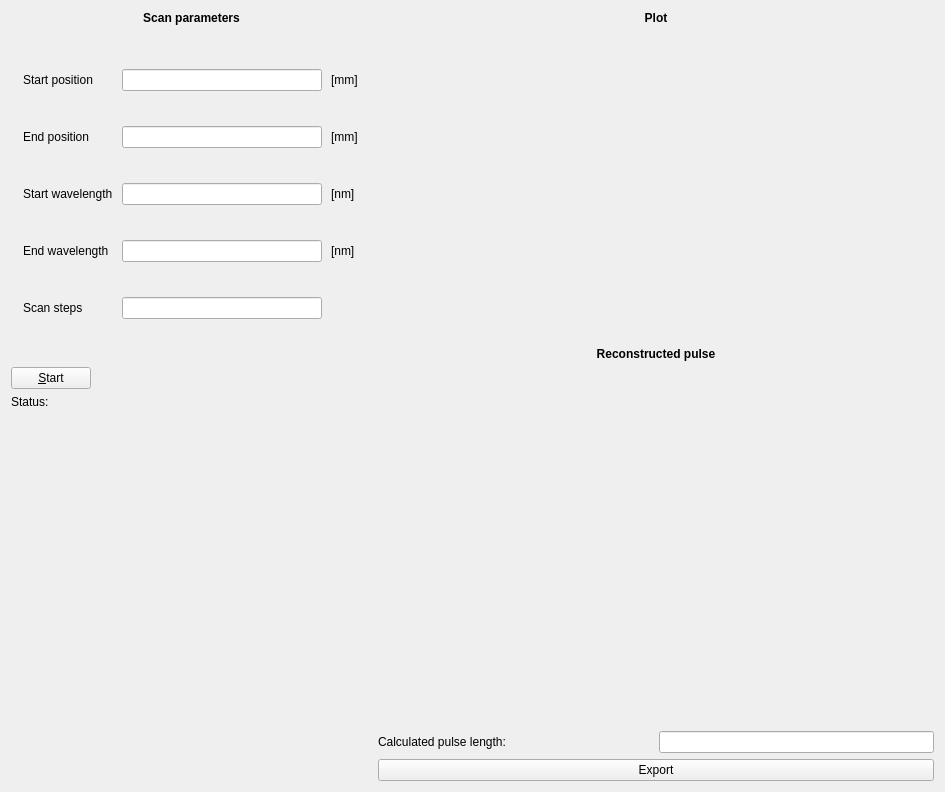
First picture: the form in las_dispersion_scan/ui/main.ui, repository slactjohnson/las-dispersion-scan, before the edit.
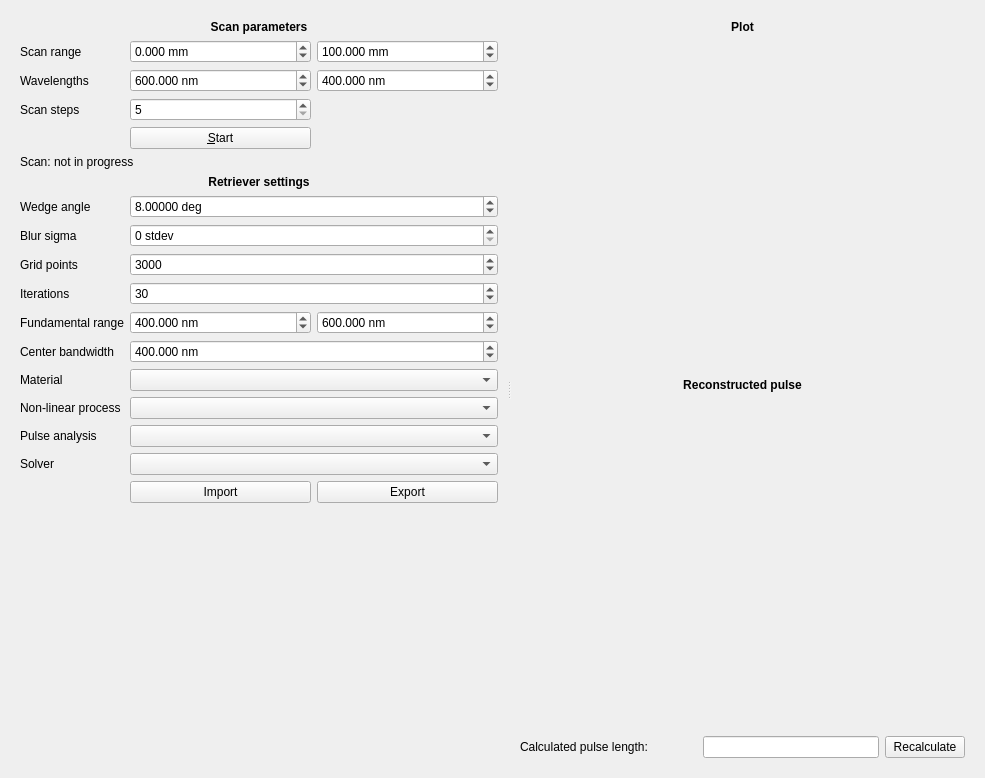
Second picture: the form after the edit. Custom widgets are drawn as their Qt base class.

Commit message: ENH: add materials, etc in gui

```diff
--- a/las_dispersion_scan/ui/main.ui
+++ b/las_dispersion_scan/ui/main.ui
@@ -6,16 +6,259 @@
    <rect>
     <x>0</x>
     <y>0</y>
-    <width>945</width>
-    <height>792</height>
+    <width>985</width>
+    <height>778</height>
    </rect>
   </property>
   <property name="windowTitle">
    <string>D-scan Diagnostic</string>
   </property>
-  <layout class="QGridLayout" name="gridLayout_2">
-   <item row="0" column="5" colspan="2">
-    <widget class="QLabel" name="plot_label">
+  <layout class="QHBoxLayout" name="horizontalLayout">
+   <item>
+    <widget class="QSplitter" name="splitter">
+     <property name="orientation">
+      <enum>Qt::Horizontal</enum>
+     </property>
+     <widget class="QFrame" name="retriever_param_frame">
+      <property name="maximumSize">
+       <size>
+        <width>500</width>
+        <height>16777215</height>
+       </size>
+      </property>
+      <layout class="QGridLayout" name="gridLayout_3">
+       <item row="2" column="0">
+        <widget class="QLabel" name="scan_wavelength_label">
+         <property name="sizePolicy">
+          <sizepolicy hsizetype="Maximum" vsizetype="Preferred">
+           <horstretch>0</horstretch>
+           <verstretch>0</verstretch>
+          </sizepolicy>
+         </property>
+         <property name="text">
+          <string>Wavelengths</string>
+         </property>
+         <property name="buddy">
+          <cstring>scan_wavelength_low_spinbox</cstring>
+         </property>
+        </widget>
+       </item>
+       <item row="12" column="0">
+        <widget class="QLabel" name="grid_points_label">
+         <property name="sizePolicy">
+          <sizepolicy hsizetype="Maximum" vsizetype="Preferred">
+           <horstretch>0</horstretch>
+           <verstretch>0</verstretch>
+          </sizepolicy>
+         </property>
+         <property name="toolTip">
+          <string>Number of grid points in frequency and time axes.
+</string>
+         </property>
+         <property name="text">
+          <string>Grid points</string>
+         </property>
+         <property name="buddy">
+          <cstring>num_grid_points_spinbox</cstring>
+         </property>
+        </widget>
+       </item>
+       <item row="1" column="2">
+        <widget class="QDoubleSpinBox" name="scan_end_spinbox">
+         <property name="suffix">
+          <string> mm</string>
+         </property>
+         <property name="decimals">
+          <number>3</number>
+         </property>
+         <property name="minimum">
+          <double>-10000000000.000000000000000</double>
+         </property>
+         <property name="maximum">
+          <double>10000000000.000000000000000</double>
+         </property>
+         <property name="value">
+          <double>100.000000000000000</double>
+         </property>
+        </widget>
+       </item>
+       <item row="2" column="1">
+        <widget class="QDoubleSpinBox" name="scan_wavelength_low_spinbox">
+         <property name="suffix">
+          <string> nm</string>
+         </property>
+         <property name="decimals">
+          <number>3</number>
+         </property>
+         <property name="minimum">
+          <double>0.000000000000000</double>
+         </property>
+         <property name="maximum">
+          <double>1000000.000000000000000</double>
+         </property>
+         <property name="value">
+          <double>600.000000000000000</double>
+         </property>
+        </widget>
+       </item>
+       <item row="2" column="2">
+        <widget class="QDoubleSpinBox" name="scan_wavelength_high_spinbox">
+         <property name="suffix">
+          <string> nm</string>
+         </property>
+         <property name="decimals">
+          <number>3</number>
+         </property>
+         <property name="minimum">
+          <double>0.000000000000000</double>
+         </property>
+         <property name="maximum">
+          <double>100000.000000000000000</double>
+         </property>
+         <property name="value">
+          <double>400.000000000000000</double>
+         </property>
+        </widget>
+       </item>
+       <item row="1" column="1">
+        <widget class="QDoubleSpinBox" name="scan_start_spinbox">
+         <property name="suffix">
+          <string> mm</string>
+         </property>
+         <property name="decimals">
+          <number>3</number>
+         </property>
+         <property name="minimum">
+          <double>-10000000000.000000000000000</double>
+         </property>
+         <property name="maximum">
+          <double>10000000000.000000000000000</double>
+         </property>
+         <property name="value">
+          <double>0.000000000000000</double>
+         </property>
+        </widget>
+       </item>
+       <item row="5" column="1">
+        <widget class="QPushButton" name="scan_button">
+         <property name="sizePolicy">
+          <sizepolicy hsizetype="Preferred" vsizetype="Maximum">
+           <horstretch>0</horstretch>
+           <verstretch>0</verstretch>
+          </sizepolicy>
+         </property>
+         <property name="text">
+          <string>&amp;Start</string>
+         </property>
+        </widget>
+       </item>
+       <item row="12" column="1" colspan="2">
+        <widget class="QSpinBox" name="num_grid_points_spinbox">
+         <property name="minimum">
+          <number>10</number>
+         </property>
+         <property name="maximum">
+          <number>100000</number>
+         </property>
+         <property name="value">
+          <number>3000</number>
+         </property>
+        </widget>
+       </item>
+       <item row="16" column="1" colspan="2">
+        <widget class="MaterialComboBox" name="material_combo"/>
+       </item>
+       <item row="15" column="0">
+        <widget class="QLabel" name="center_banwidth_label">
+         <property name="sizePolicy">
+          <sizepolicy hsizetype="Maximum" vsizetype="Preferred">
+           <horstretch>0</horstretch>
+           <verstretch>0</verstretch>
+          </sizepolicy>
+         </property>
+         <property name="toolTip">
+          <string>Bandwidth around center wavelength for frequency and time axes (nm)</string>
+         </property>
+         <property name="text">
+          <string>Center bandwidth</string>
+         </property>
+         <property name="buddy">
+          <cstring>freq_bandwidth_spinbox</cstring>
+         </property>
+        </widget>
+       </item>
+       <item row="20" column="1">
+        <widget class="QPushButton" name="import_button">
+         <property name="toolTip">
+          <string>Import data from previous scans</string>
+         </property>
+         <property name="text">
+          <string>Import</string>
+         </property>
+        </widget>
+       </item>
+       <item row="3" column="1">
+        <widget class="QSpinBox" name="scan_steps_spinbox">
+         <property name="minimum">
+          <number>5</number>
+         </property>
+         <property name="maximum">
+          <number>10000</number>
+         </property>
+        </widget>
+       </item>
+       <item row="10" column="0">
+        <widget class="QLabel" name="wedge_angle_label">
+         <property name="sizePolicy">
+          <sizepolicy hsizetype="Maximum" vsizetype="Preferred">
+           <horstretch>0</horstretch>
+           <verstretch>0</verstretch>
+          </sizepolicy>
+         </property>
+         <property name="toolTip">
+          <string>The wedge angle (for traditional d-scan, not grating)
+</string>
+         </property>
+         <property name="text">
+          <string>Wedge angle</string>
+         </property>
+         <property name="buddy">
+          <cstring>wedge_angle_spin</cstring>
+         </property>
+        </widget>
+       </item>
+       <item row="18" column="0">
+        <widget class="QLabel" name="pulse_analysis_label">
+         <property name="sizePolicy">
+          <sizepolicy hsizetype="Maximum" vsizetype="Preferred">
+           <horstretch>0</horstretch>
+           <verstretch>0</verstretch>
+          </sizepolicy>
+         </property>
+         <property name="toolTip">
+          <string>The pulse analysis method to use
+</string>
+         </property>
+         <property name="text">
+          <string>Pulse analysis</string>
+         </property>
+         <property name="buddy">
+          <cstring>pulse_analysis_combo</cstring>
+         </property>
+        </widget>
+       </item>
+       <item row="20" column="2">
+        <widget class="QPushButton" name="export_button">
+         <property name="toolTip">
+          <string>Export data to a file</string>
+         </property>
+         <property name="text">
+          <string>Export</string>
+         </property>
+        </widget>
+       </item>
+       <item row="9" column="0" colspan="3">
+        <widget class="QLabel" name="retriever_settings_label">
      <property name="sizePolicy">
       <sizepolicy hsizetype="Preferred" vsizetype="Maximum">
        <horstretch>0</horstretch>
@@ -29,14 +272,33 @@
       </font>
      </property>
      <property name="text">
-      <string>Plot</string>
+          <string>Retriever settings</string>
      </property>
      <property name="alignment">
       <set>Qt::AlignCenter</set>
      </property>
     </widget>
    </item>
-   <item row="4" column="0">
+       <item row="13" column="0">
+        <widget class="QLabel" name="iterations_label">
+         <property name="sizePolicy">
+          <sizepolicy hsizetype="Maximum" vsizetype="Preferred">
+           <horstretch>0</horstretch>
+           <verstretch>0</verstretch>
+          </sizepolicy>
+         </property>
+         <property name="toolTip">
+          <string>Maximum number of iterations for the retriever</string>
+         </property>
+         <property name="text">
+          <string>Iterations</string>
+         </property>
+         <property name="buddy">
+          <cstring>iterations_spinbox</cstring>
+         </property>
+        </widget>
+       </item>
+       <item row="7" column="0" colspan="3">
     <widget class="QLabel" name="scan_status_label">
      <property name="sizePolicy">
       <sizepolicy hsizetype="Preferred" vsizetype="Maximum">
@@ -45,11 +307,142 @@
       </sizepolicy>
      </property>
      <property name="text">
-      <string>Status:</string>
+          <string>Scan: not in progress</string>
      </property>
     </widget>
    </item>
-   <item row="0" column="0" colspan="2">
+       <item row="18" column="1" colspan="2">
+        <widget class="PulseAnalysisComboBox" name="pulse_analysis_combo"/>
+       </item>
+       <item row="19" column="1" colspan="2">
+        <widget class="SolverComboBox" name="solver_combo"/>
+       </item>
+       <item row="19" column="0">
+        <widget class="QLabel" name="solver_label">
+         <property name="sizePolicy">
+          <sizepolicy hsizetype="Maximum" vsizetype="Preferred">
+           <horstretch>0</horstretch>
+           <verstretch>0</verstretch>
+          </sizepolicy>
+         </property>
+         <property name="toolTip">
+          <string>The retriever solver to use. </string>
+         </property>
+         <property name="text">
+          <string>Solver</string>
+         </property>
+         <property name="buddy">
+          <cstring>solver_combo</cstring>
+         </property>
+        </widget>
+       </item>
+       <item row="14" column="2">
+        <widget class="QDoubleSpinBox" name="fundamental_high_spinbox">
+         <property name="suffix">
+          <string> nm</string>
+         </property>
+         <property name="decimals">
+          <number>3</number>
+         </property>
+         <property name="minimum">
+          <double>0.000000000000000</double>
+         </property>
+         <property name="maximum">
+          <double>1000000.000000000000000</double>
+         </property>
+         <property name="value">
+          <double>600.000000000000000</double>
+         </property>
+        </widget>
+       </item>
+       <item row="17" column="1" colspan="2">
+        <widget class="NonlinearComboBox" name="nonlinear_combo"/>
+       </item>
+       <item row="14" column="1">
+        <widget class="QDoubleSpinBox" name="fundamental_low_spinbox">
+         <property name="suffix">
+          <string> nm</string>
+         </property>
+         <property name="decimals">
+          <number>3</number>
+         </property>
+         <property name="minimum">
+          <double>0.000000000000000</double>
+         </property>
+         <property name="maximum">
+          <double>100000.000000000000000</double>
+         </property>
+         <property name="value">
+          <double>400.000000000000000</double>
+         </property>
+        </widget>
+       </item>
+       <item row="15" column="1" colspan="2">
+        <widget class="QDoubleSpinBox" name="freq_bandwidth_spinbox">
+         <property name="suffix">
+          <string> nm</string>
+         </property>
+         <property name="decimals">
+          <number>3</number>
+         </property>
+         <property name="minimum">
+          <double>0.000000000000000</double>
+         </property>
+         <property name="maximum">
+          <double>100000.000000000000000</double>
+         </property>
+         <property name="value">
+          <double>400.000000000000000</double>
+         </property>
+        </widget>
+       </item>
+       <item row="11" column="0">
+        <widget class="QLabel" name="blur_sigma_label">
+         <property name="sizePolicy">
+          <sizepolicy hsizetype="Maximum" vsizetype="Preferred">
+           <horstretch>0</horstretch>
+           <verstretch>0</verstretch>
+          </sizepolicy>
+         </property>
+         <property name="toolTip">
+          <string>Strength of Gaussian blur applied to raw data (standard deviations).
+</string>
+         </property>
+         <property name="text">
+          <string>Blur sigma</string>
+         </property>
+         <property name="buddy">
+          <cstring>blur_sigma_spinbox</cstring>
+         </property>
+        </widget>
+       </item>
+       <item row="11" column="1" colspan="2">
+        <widget class="QSpinBox" name="blur_sigma_spinbox">
+         <property name="suffix">
+          <string> stdev</string>
+         </property>
+        </widget>
+       </item>
+       <item row="14" column="0">
+        <widget class="QLabel" name="fundamental_range_label">
+         <property name="sizePolicy">
+          <sizepolicy hsizetype="Maximum" vsizetype="Preferred">
+           <horstretch>0</horstretch>
+           <verstretch>0</verstretch>
+          </sizepolicy>
+         </property>
+         <property name="toolTip">
+          <string>Fundamental spectrum window</string>
+         </property>
+         <property name="text">
+          <string>Fundamental range</string>
+         </property>
+         <property name="buddy">
+          <cstring>fundamental_low_spinbox</cstring>
+         </property>
+        </widget>
+       </item>
+       <item row="0" column="0" colspan="3">
     <widget class="QLabel" name="params_label">
      <property name="sizePolicy">
       <sizepolicy hsizetype="Preferred" vsizetype="Maximum">
@@ -71,15 +464,151 @@
      </property>
     </widget>
    </item>
-   <item row="9" column="5">
-    <widget class="QLabel" name="units_label_6">
+       <item row="3" column="0">
+        <widget class="QLabel" name="scan_steps_label">
+         <property name="sizePolicy">
+          <sizepolicy hsizetype="Maximum" vsizetype="Preferred">
+           <horstretch>0</horstretch>
+           <verstretch>0</verstretch>
+          </sizepolicy>
+         </property>
      <property name="text">
-      <string>Calculated pulse length:</string>
-     </property>
-    </widget>
-   </item>
-   <item row="1" column="5" colspan="2">
-    <widget class="QWidget" name="dscan_plot" native="true">
+          <string>Scan steps</string>
+         </property>
+         <property name="buddy">
+          <cstring>scan_steps_spinbox</cstring>
+         </property>
+        </widget>
+       </item>
+       <item row="17" column="0">
+        <widget class="QLabel" name="nonlinear_process_label">
+         <property name="sizePolicy">
+          <sizepolicy hsizetype="Maximum" vsizetype="Preferred">
+           <horstretch>0</horstretch>
+           <verstretch>0</verstretch>
+          </sizepolicy>
+         </property>
+         <property name="toolTip">
+          <string>The non-linear process to use
+</string>
+         </property>
+         <property name="text">
+          <string>Non-linear process</string>
+         </property>
+         <property name="buddy">
+          <cstring>nonlinear_combo</cstring>
+         </property>
+        </widget>
+       </item>
+       <item row="10" column="1" colspan="2">
+        <widget class="QDoubleSpinBox" name="wedge_angle_spin">
+         <property name="suffix">
+          <string> deg</string>
+         </property>
+         <property name="decimals">
+          <number>5</number>
+         </property>
+         <property name="minimum">
+          <double>-360.000000000000000</double>
+         </property>
+         <property name="maximum">
+          <double>360.000000000000000</double>
+         </property>
+         <property name="value">
+          <double>8.000000000000000</double>
+         </property>
+        </widget>
+       </item>
+       <item row="16" column="0">
+        <widget class="QLabel" name="material_label">
+         <property name="sizePolicy">
+          <sizepolicy hsizetype="Maximum" vsizetype="Preferred">
+           <horstretch>0</horstretch>
+           <verstretch>0</verstretch>
+          </sizepolicy>
+         </property>
+         <property name="toolTip">
+          <string>The material used in the d-scan.
+</string>
+         </property>
+         <property name="text">
+          <string>Material</string>
+         </property>
+         <property name="buddy">
+          <cstring>material_combo</cstring>
+         </property>
+        </widget>
+       </item>
+       <item row="1" column="0">
+        <widget class="QLabel" name="start_pos_label">
+         <property name="sizePolicy">
+          <sizepolicy hsizetype="Maximum" vsizetype="Preferred">
+           <horstretch>0</horstretch>
+           <verstretch>0</verstretch>
+          </sizepolicy>
+         </property>
+         <property name="text">
+          <string>Scan range</string>
+         </property>
+         <property name="buddy">
+          <cstring>scan_start_spinbox</cstring>
+         </property>
+        </widget>
+       </item>
+       <item row="13" column="1" colspan="2">
+        <widget class="QSpinBox" name="iterations_spinbox">
+         <property name="minimum">
+          <number>1</number>
+         </property>
+         <property name="maximum">
+          <number>10000</number>
+         </property>
+         <property name="value">
+          <number>30</number>
+         </property>
+        </widget>
+       </item>
+       <item row="21" column="1">
+        <spacer name="verticalSpacer">
+         <property name="orientation">
+          <enum>Qt::Vertical</enum>
+         </property>
+         <property name="sizeHint" stdset="0">
+          <size>
+           <width>20</width>
+           <height>40</height>
+          </size>
+         </property>
+        </spacer>
+       </item>
+      </layout>
+     </widget>
+     <widget class="QFrame" name="">
+      <layout class="QVBoxLayout" name="verticalLayout">
+       <item>
+        <widget class="QLabel" name="plot_label">
+         <property name="sizePolicy">
+          <sizepolicy hsizetype="Preferred" vsizetype="Maximum">
+           <horstretch>0</horstretch>
+           <verstretch>0</verstretch>
+          </sizepolicy>
+         </property>
+         <property name="font">
+          <font>
+           <weight>75</weight>
+           <bold>true</bold>
+          </font>
+         </property>
+         <property name="text">
+          <string>Plot</string>
+         </property>
+         <property name="alignment">
+          <set>Qt::AlignCenter</set>
+         </property>
+        </widget>
+       </item>
+       <item>
+        <widget class="PlotWidget" name="dscan_plot" native="true">
      <property name="sizePolicy">
       <sizepolicy hsizetype="MinimumExpanding" vsizetype="MinimumExpanding">
        <horstretch>0</horstretch>
@@ -88,14 +617,7 @@
      </property>
     </widget>
    </item>
-   <item row="10" column="5" colspan="2">
-    <widget class="QPushButton" name="export_button">
-     <property name="text">
-      <string>Export</string>
-     </property>
-    </widget>
-   </item>
-   <item row="2" column="5" colspan="2">
+       <item>
     <widget class="QLabel" name="reconstruct_label">
      <property name="sizePolicy">
       <sizepolicy hsizetype="Preferred" vsizetype="Fixed">
@@ -117,8 +639,27 @@
      </property>
     </widget>
    </item>
-   <item row="9" column="6">
-    <widget class="QLineEdit" name="pulse_length_line">
+       <item>
+        <widget class="PlotWidget" name="reconstructed_plot" native="true">
+         <property name="sizePolicy">
+          <sizepolicy hsizetype="Preferred" vsizetype="MinimumExpanding">
+           <horstretch>0</horstretch>
+           <verstretch>0</verstretch>
+          </sizepolicy>
+         </property>
+        </widget>
+       </item>
+       <item>
+        <layout class="QHBoxLayout" name="horizontalLayout_3">
+         <item>
+          <widget class="QLabel" name="calculated_pulse_length_label_2">
+           <property name="text">
+            <string>Calculated pulse length:</string>
+           </property>
+          </widget>
+         </item>
+         <item>
+          <widget class="QLineEdit" name="pulse_length_lineedit_2">
      <property name="sizePolicy">
       <sizepolicy hsizetype="Preferred" vsizetype="Fixed">
        <horstretch>0</horstretch>
@@ -130,216 +671,79 @@
      </property>
     </widget>
    </item>
-   <item row="5" column="5" colspan="2">
-    <widget class="QWidget" name="reconstructed_plot" native="true">
+         <item>
+          <widget class="QPushButton" name="update_button_2">
      <property name="sizePolicy">
-      <sizepolicy hsizetype="Preferred" vsizetype="MinimumExpanding">
+            <sizepolicy hsizetype="Maximum" vsizetype="Fixed">
        <horstretch>0</horstretch>
        <verstretch>0</verstretch>
       </sizepolicy>
      </property>
-    </widget>
-   </item>
-   <item row="1" column="0" rowspan="2" colspan="2">
-    <widget class="QFrame" name="scan_param_frame">
-     <property name="maximumSize">
-      <size>
-       <width>500</width>
-       <height>16777215</height>
-      </size>
-     </property>
-     <layout class="QGridLayout" name="gridLayout">
-      <item row="0" column="0">
-       <widget class="QLabel" name="label_2">
-        <property name="sizePolicy">
-         <sizepolicy hsizetype="Maximum" vsizetype="Preferred">
-          <horstretch>0</horstretch>
-          <verstretch>0</verstretch>
-         </sizepolicy>
-        </property>
+           <property name="toolTip">
+            <string>Recalculate using the current retriever settings</string>
+           </property>
         <property name="text">
-         <string>Start position</string>
+            <string>Recalculate</string>
         </property>
        </widget>
       </item>
-      <item row="0" column="1">
-       <widget class="QLineEdit" name="start_position_lineedit">
-        <property name="sizePolicy">
-         <sizepolicy hsizetype="Preferred" vsizetype="Fixed">
-          <horstretch>0</horstretch>
-          <verstretch>0</verstretch>
-         </sizepolicy>
-        </property>
-       </widget>
-      </item>
-      <item row="0" column="2">
-       <widget class="QLabel" name="units_label">
-        <property name="sizePolicy">
-         <sizepolicy hsizetype="Maximum" vsizetype="Preferred">
-          <horstretch>0</horstretch>
-          <verstretch>0</verstretch>
-         </sizepolicy>
-        </property>
-        <property name="text">
-         <string>[mm]</string>
-        </property>
-       </widget>
-      </item>
-      <item row="1" column="0">
-       <widget class="QLabel" name="label_3">
-        <property name="sizePolicy">
-         <sizepolicy hsizetype="Maximum" vsizetype="Preferred">
-          <horstretch>0</horstretch>
-          <verstretch>0</verstretch>
-         </sizepolicy>
-        </property>
-        <property name="text">
-         <string>End position</string>
-        </property>
-       </widget>
-      </item>
-      <item row="1" column="1">
-       <widget class="QLineEdit" name="end_position_lineedit">
-        <property name="sizePolicy">
-         <sizepolicy hsizetype="Preferred" vsizetype="Fixed">
-          <horstretch>0</horstretch>
-          <verstretch>0</verstretch>
-         </sizepolicy>
-        </property>
-       </widget>
-      </item>
-      <item row="1" column="2">
-       <widget class="QLabel" name="units_label_2">
-        <property name="sizePolicy">
-         <sizepolicy hsizetype="Maximum" vsizetype="Preferred">
-          <horstretch>0</horstretch>
-          <verstretch>0</verstretch>
-         </sizepolicy>
-        </property>
-        <property name="text">
-         <string>[mm]</string>
-        </property>
-       </widget>
-      </item>
-      <item row="2" column="0">
-       <widget class="QLabel" name="label_4">
-        <property name="sizePolicy">
-         <sizepolicy hsizetype="Maximum" vsizetype="Preferred">
-          <horstretch>0</horstretch>
-          <verstretch>0</verstretch>
-         </sizepolicy>
-        </property>
-        <property name="text">
-         <string>Start wavelength</string>
-        </property>
-       </widget>
-      </item>
-      <item row="2" column="1">
-       <widget class="QLineEdit" name="start_wavelength_lineedit">
-        <property name="sizePolicy">
-         <sizepolicy hsizetype="Preferred" vsizetype="Fixed">
-          <horstretch>0</horstretch>
-          <verstretch>0</verstretch>
-         </sizepolicy>
-        </property>
-       </widget>
-      </item>
-      <item row="2" column="2">
-       <widget class="QLabel" name="wavelength_units_label">
-        <property name="sizePolicy">
-         <sizepolicy hsizetype="Maximum" vsizetype="Preferred">
-          <horstretch>0</horstretch>
-          <verstretch>0</verstretch>
-         </sizepolicy>
-        </property>
-        <property name="text">
-         <string>[nm]</string>
-        </property>
-       </widget>
-      </item>
-      <item row="3" column="0">
-       <widget class="QLabel" name="label_5">
-        <property name="sizePolicy">
-         <sizepolicy hsizetype="Maximum" vsizetype="Preferred">
-          <horstretch>0</horstretch>
-          <verstretch>0</verstretch>
-         </sizepolicy>
-        </property>
-        <property name="text">
-         <string>End wavelength</string>
-        </property>
-       </widget>
-      </item>
-      <item row="3" column="1">
-       <widget class="QLineEdit" name="end_wavelength_lineedit">
-        <property name="sizePolicy">
-         <sizepolicy hsizetype="Preferred" vsizetype="Fixed">
-          <horstretch>0</horstretch>
-          <verstretch>0</verstretch>
-         </sizepolicy>
-        </property>
-       </widget>
-      </item>
-      <item row="4" column="0">
-       <widget class="QLabel" name="label_6">
-        <property name="sizePolicy">
-         <sizepolicy hsizetype="Maximum" vsizetype="Preferred">
-          <horstretch>0</horstretch>
-          <verstretch>0</verstretch>
-         </sizepolicy>
-        </property>
-        <property name="text">
-         <string>Scan steps</string>
-        </property>
-       </widget>
-      </item>
-      <item row="4" column="1">
-       <widget class="QLineEdit" name="scan_steps_lineedit">
-        <property name="sizePolicy">
-         <sizepolicy hsizetype="Preferred" vsizetype="Fixed">
-          <horstretch>0</horstretch>
-          <verstretch>0</verstretch>
-         </sizepolicy>
-        </property>
-        <property name="maximumSize">
-         <size>
-          <width>200</width>
-          <height>16777215</height>
-         </size>
-        </property>
-       </widget>
-      </item>
-      <item row="3" column="2">
-       <widget class="QLabel" name="wavelength_units_label_2">
-        <property name="sizePolicy">
-         <sizepolicy hsizetype="Maximum" vsizetype="Preferred">
-          <horstretch>0</horstretch>
-          <verstretch>0</verstretch>
-         </sizepolicy>
-        </property>
-        <property name="text">
-         <string>[nm]</string>
-        </property>
-       </widget>
-      </item>
-     </layout>
-    </widget>
-   </item>
-   <item row="3" column="0">
-    <widget class="QPushButton" name="scan_button">
-     <property name="sizePolicy">
-      <sizepolicy hsizetype="Fixed" vsizetype="Maximum">
-       <horstretch>0</horstretch>
-       <verstretch>0</verstretch>
-      </sizepolicy>
-     </property>
-     <property name="text">
-      <string>&amp;Start</string>
-     </property>
+        </layout>
+       </item>
+      </layout>
+     </widget>
     </widget>
    </item>
   </layout>
  </widget>
+ <customwidgets>
+  <customwidget>
+   <class>PlotWidget</class>
+   <extends>QWidget</extends>
+   <header>las_dispersion_scan.widgets</header>
+   <container>1</container>
+  </customwidget>
+  <customwidget>
+   <class>MaterialComboBox</class>
+   <extends>QComboBox</extends>
+   <header>las_dispersion_scan.widgets</header>
+  </customwidget>
+  <customwidget>
+   <class>PulseAnalysisComboBox</class>
+   <extends>QComboBox</extends>
+   <header>las_dispersion_scan.widgets</header>
+  </customwidget>
+  <customwidget>
+   <class>NonlinearComboBox</class>
+   <extends>QComboBox</extends>
+   <header>las_dispersion_scan.widgets</header>
+  </customwidget>
+  <customwidget>
+   <class>SolverComboBox</class>
+   <extends>QComboBox</extends>
+   <header>las_dispersion_scan.widgets</header>
+  </customwidget>
+ </customwidgets>
+ <tabstops>
+  <tabstop>scan_start_spinbox</tabstop>
+  <tabstop>scan_end_spinbox</tabstop>
+  <tabstop>scan_wavelength_low_spinbox</tabstop>
+  <tabstop>scan_wavelength_high_spinbox</tabstop>
+  <tabstop>scan_steps_spinbox</tabstop>
+  <tabstop>scan_button</tabstop>
+  <tabstop>wedge_angle_spin</tabstop>
+  <tabstop>blur_sigma_spinbox</tabstop>
+  <tabstop>num_grid_points_spinbox</tabstop>
+  <tabstop>iterations_spinbox</tabstop>
+  <tabstop>fundamental_low_spinbox</tabstop>
+  <tabstop>fundamental_high_spinbox</tabstop>
+  <tabstop>freq_bandwidth_spinbox</tabstop>
+  <tabstop>material_combo</tabstop>
+  <tabstop>nonlinear_combo</tabstop>
+  <tabstop>pulse_analysis_combo</tabstop>
+  <tabstop>solver_combo</tabstop>
+  <tabstop>import_button</tabstop>
+  <tabstop>export_button</tabstop>
+ </tabstops>
  <resources/>
  <connections/>
 </ui>
```
Lines whose indentation alone changed are shown as unchanged. The commit also changes 1 other file.
